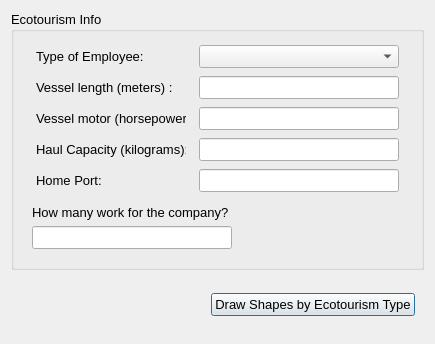
This is cobi_loreto/Interview/ecotourism.ui in Ecotrust/openoceanmap-desktop as Qt 5 draws it before an edit. The edited form follows.
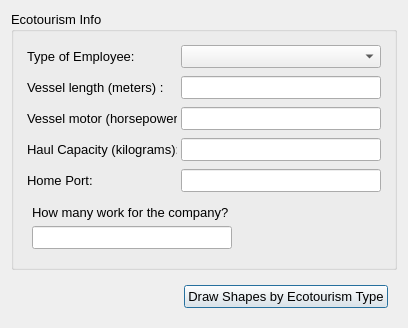
This is the edited form.

Diff of the .ui file:
```diff
--- a/cobi_loreto/Interview/ecotourism.ui
+++ b/cobi_loreto/Interview/ecotourism.ui
@@ -6,8 +6,8 @@
    <rect>
     <x>0</x>
     <y>0</y>
-    <width>435</width>
-    <height>344</height>
+    <width>402</width>
+    <height>328</height>
    </rect>
   </property>
   <property name="windowTitle" >
```
Left out of the diff: 57 changed lines with no effect on the pictures.
